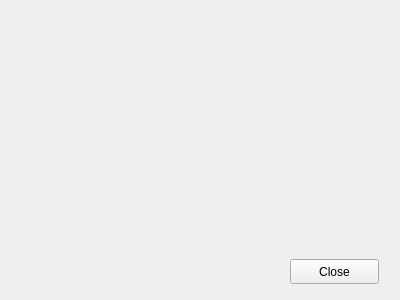
First picture: the form in src/widgets/package_dialog.ui, repository Kangie/solarus, before the edit.
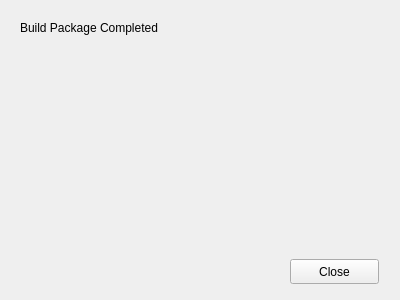
Second picture: the form after the edit. The open tabs and pages were chosen to show the change.

Commit message: Moved the logic into the dialog, including the transition code.

The edit to the form file:
```diff
--- a/src/widgets/package_dialog.ui
+++ b/src/widgets/package_dialog.ui
@@ -105,6 +105,19 @@
          <string>Close</string>
         </property>
        </widget>
+       <widget class="QLabel" name="completed_msg">
+        <property name="geometry">
+         <rect>
+          <x>10</x>
+          <y>10</y>
+          <width>181</width>
+          <height>17</height>
+         </rect>
+        </property>
+        <property name="text">
+         <string>Build Package Completed</string>
+        </property>
+       </widget>
       </widget>
       <widget class="QWidget" name="failed">
        <widget class="QPushButton" name="failed_close">
```
Left out of the diff: 15 changed lines with no effect on the pictures. The commit also changes 3 other files.
